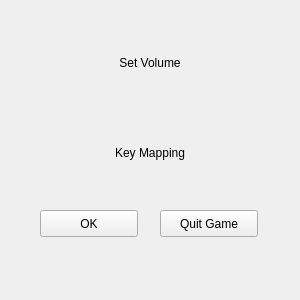
Above: src/client/MainMenu.ui from dc2011/td before the change. Below: the same form after it.
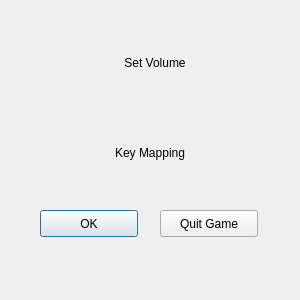
That is the form after the change.

Commit message: Remove the white bankground from the main menu buttons

```diff
--- a/src/client/MainMenu.ui
+++ b/src/client/MainMenu.ui
@@ -18,7 +18,7 @@
     <rect>
      <x>110</x>
      <y>20</y>
-     <width>80</width>
+     <width>90</width>
      <height>85</height>
     </rect>
    </property>
@@ -28,6 +28,9 @@
    <property name="text">
     <string>Set Volume</string>
    </property>
+   <property name="autoDefault">
+    <bool>false</bool>
+   </property>
    <property name="flat">
     <bool>true</bool>
    </property>
@@ -82,6 +85,9 @@
    <property name="text">
     <string>OK</string>
    </property>
+   <property name="default">
+    <bool>true</bool>
+   </property>
   </widget>
  </widget>
  <resources/>
```
Left out of the diff: 3 changed lines with no effect on the pictures. The commit also changes 3 other files.
